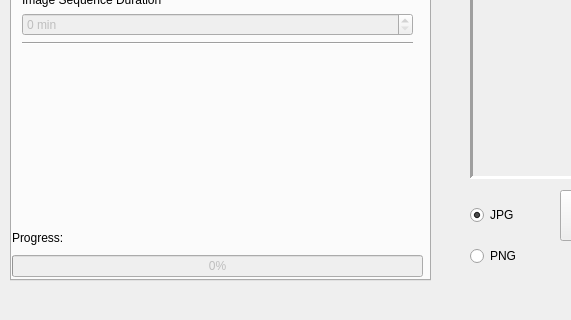
Qt form _ui/Clinostat.ui (CoSE-Jerry/3D-Clinostat) before a commit; both pictures show x 0 to 571 and y 160 to 480 of the 800 by 480 pixel window.
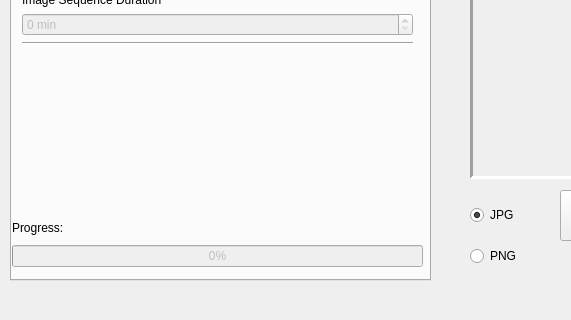
The same form after that commit. The open tabs and pages were chosen to show the change. Icons and pictures are not drawn.

Diff of the .ui file:
```diff
--- a/_ui/Clinostat.ui
+++ b/_ui/Clinostat.ui
@@ -1148,7 +1148,7 @@
         <x>10</x>
         <y>20</y>
         <width>391</width>
-        <height>331</height>
+        <height>311</height>
        </rect>
       </property>
       <layout class="QVBoxLayout" name="verticalLayout_3">
@@ -1243,7 +1243,7 @@
       <property name="geometry">
        <rect>
         <x>0</x>
-        <y>350</y>
+        <y>340</y>
         <width>411</width>
         <height>51</height>
        </rect>
```
Left out of the diff: 2 changed lines with no effect on the pictures.
